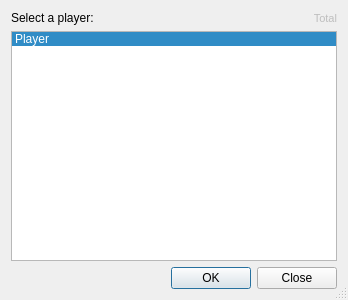
Before: the Qt Designer form starcheat/templates/OpenPlayer.ui in wizzomafizzo/starcheat, drawn with Qt 5.
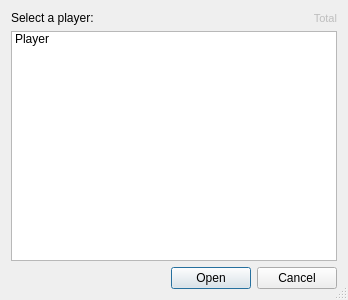
After: the same form once the commit is applied.

Commit message: Added common Starbound paths, fixed bug in open player dialog

```diff
--- a/starcheat/templates/OpenPlayer.ui
+++ b/starcheat/templates/OpenPlayer.ui
@@ -43,9 +43,6 @@
        <height>32</height>
       </size>
      </property>
-     <property name="currentRow">
-      <number>0</number>
-     </property>
      <property name="sortingEnabled">
       <bool>true</bool>
      </property>
@@ -87,7 +84,7 @@
       <enum>Qt::Horizontal</enum>
      </property>
      <property name="standardButtons">
-      <set>QDialogButtonBox::Close|QDialogButtonBox::Ok</set>
+      <set>QDialogButtonBox::Cancel|QDialogButtonBox::Open</set>
      </property>
     </widget>
    </item>
```
The commit also changes 5 other files.
